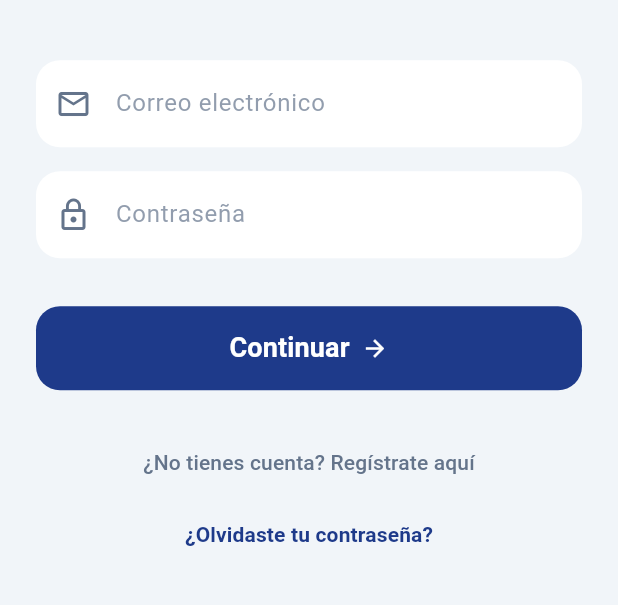
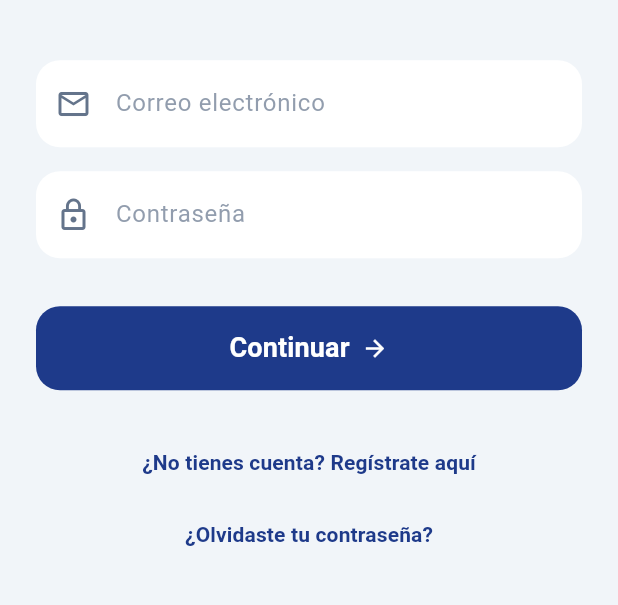
Before and after one commit to JazminHerrera2/CAPSTOM_EC_DM_AC, a Flutter app: the screen it shows after launch, on a phone screen of 412 x 824 dp, the part 470-1075 px from its top. Run offline on Flutter 3.47's test engine with Material 3 defaults, Android fonts, the phone set to English and light mode, and no system bars; our stand-ins replace cached_network_image, cloud_firestore, file_picker, firebase_auth, firebase_core, flutter_dotenv and 11 more; missing offline and left inert: dart:html, excel, google_mlkit_text_recognition, syncfusion_flutter_pdf; accounts and stored records are empty.

Commit message:
Login: enlace de registro/inicio de sesión en azul como el de contraseña
Co-Authored-By: Claude Sonnet 5.5 <noreply@anthropic.com>

```diff
--- a/Producto/tag_ok/lib/screens/login_screen.dart
+++ b/Producto/tag_ok/lib/screens/login_screen.dart
@@ -219,8 +219,8 @@ class _LoginScreenState extends ConsumerState<LoginScreen> {
                         ? '¿No tienes cuenta? Regístrate aquí'
                         : '¿Ya tienes cuenta? Inicia sesión',
                     style: TextStyle(
-                      color: textMuted,
-                      fontWeight: FontWeight.w500,
+                      color: primaryColor,
+                      fontWeight: FontWeight.w600,
                     ),
                   ),
                 ),
```
